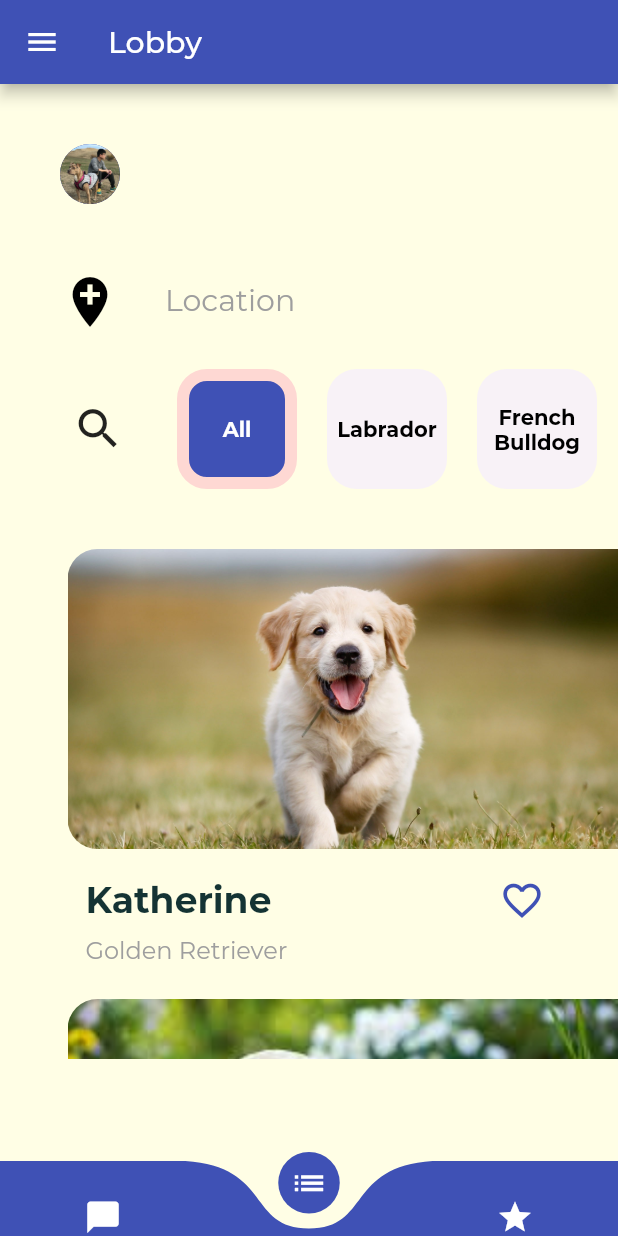
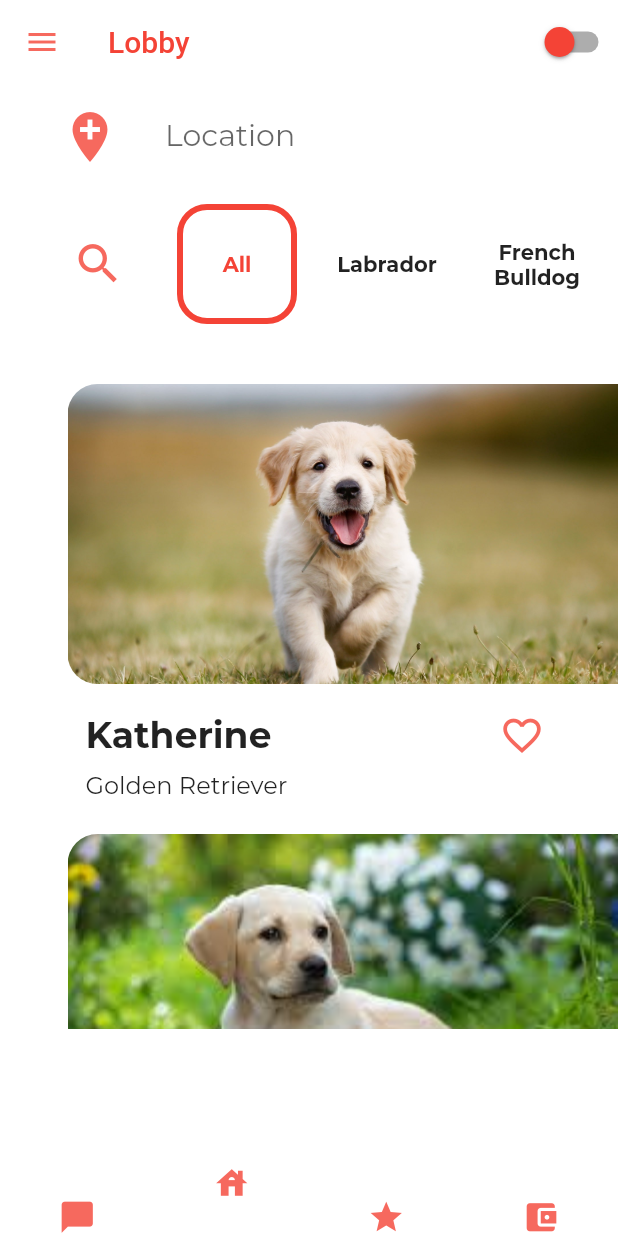
Before and after one commit to cyphercore-dev/Petom, a Flutter app: the screen it shows after launch, after a tap on "Login", on a phone screen of 412 x 824 dp. Run offline on Flutter 3.47's test engine with Material 2 defaults, Android fonts, the phone set to English and light mode, and no system bars; drawn by our look-alikes of curved_navigation_bar; our stand-ins replace simple_animations.

Commit message:
add night theme

```diff
--- a/lib/main.dart
+++ b/lib/main.dart
@@ -1,11 +1,13 @@
 import 'package:flutter/material.dart';
 import 'package:petom/dummy_data.dart';
 import 'package:petom/pages/login/login_page.dart';
-import 'package:petom/pages/login/widgets/tabs.dart';
+import 'package:petom/pages/lobby/widgets/tabs.dart';
 import 'package:petom/pages/wallet/wallet_page.dart';
 import 'package:petom/pages/user_profile/user_profile_page.dart';
 import 'package:petom/pages/pet_detail/pet_detail_page.dart';
+import 'package:provider/provider.dart';
 import './models/pet_model.dart';
+import 'providers/theme_provider.dart';
 
 void main() => runApp(MyApp());
 
@@ -37,29 +39,17 @@ class _MyAppState extends State<MyApp> {
   }
 
   @override
-  Widget build(BuildContext context) {
+  Widget build(BuildContext context) => ChangeNotifierProvider(
+      create: (context) => ThemeProvider(),
+      builder: (context, _) {
+        final themeProvider = Provider.of<ThemeProvider>(context);
+
         return MaterialApp(
           title: 'Petom',
           debugShowCheckedModeBanner: false,
-      theme: ThemeData(
-        // primaryColor: Color(0xFFFD6456),
-        primarySwatch: Colors.indigo,
-        accentColor: Colors.amber,
-        canvasColor: Color.fromRGBO(255, 254, 229, 1),
-        fontFamily: 'Montserrat',
-        textTheme: ThemeData.light().textTheme.copyWith(
-            body1: TextStyle(
-              color: Color.fromRGBO(20, 51, 51, 1),
-            ),
-            body2: TextStyle(
-              color: Color.fromRGBO(20, 51, 51, 1),
-            ),
-            title: TextStyle(
-              fontSize: 20,
-              fontFamily: 'Montserrat',
-              fontWeight: FontWeight.bold,
-            )),
-      ),
+          themeMode: themeProvider.themeMode,
+          theme: MyThemes.lightTheme,
+          darkTheme: MyThemes.darkTheme,
           // home: HomeScreen(),
           initialRoute: '/', // default is '/'
           routes: {
@@ -77,5 +67,5 @@ class _MyAppState extends State<MyApp> {
                 );
           },
         );
+      });
 }
-}
--- a/lib/pages/favourite/favs_page.dart
+++ b/lib/pages/favourite/favs_page.dart
@@ -11,7 +11,10 @@ class FavoritesScreen extends StatelessWidget {
   Widget build(BuildContext context) {
     if (favoritePets.isEmpty) {
       return Center(
-        child: Text('You have no favorites yet - start adding some!'),
+        child: Text(
+          'You have no favorites yet - start adding some!',
+          style: TextStyle(color: Theme.of(context).iconTheme.color),
+        ),
       );
     } else {
       return ListView.builder(
--- a/lib/pages/lobby/lobby_page.dart
+++ b/lib/pages/lobby/lobby_page.dart
@@ -1,9 +1,8 @@
 import 'package:flutter/material.dart';
+import 'package:petom/providers/theme_provider.dart';
 import './widgets/location.dart';
 import './widgets/filter.dart';
-import './widgets/user_profile_overview.dart';
 import './widgets/pet_list.dart';
-import 'package:petom/dummy_data.dart';
 
 class LobbyScreen extends StatelessWidget {
   static const routeName = '/lobby';
@@ -12,8 +11,8 @@ class LobbyScreen extends StatelessWidget {
   Widget build(BuildContext context) {
     return ListView(
       children: <Widget>[
-        ProfileOverview(DUMMY_OWNER),
-        SizedBox(height: 30.0),
+        // ProfileOverview(DUMMY_OWNER),
+        // SizedBox(height: 30.0),
         Location(),
         // Padding(
         //   padding: EdgeInsets.symmetric(horizontal: 40.0, vertical: 15.0),
--- /dev/null
+++ b/lib/pages/lobby/widgets/change_theme_buttom.dart
@@ -0,0 +1,20 @@
+import 'package:flutter/material.dart';
+import 'package:petom/providers/theme_provider.dart';
+import 'package:provider/provider.dart';
+
+class ChangeThemeButtonWidget extends StatelessWidget {
+  @override
+  Widget build(BuildContext context) {
+    final themeProvider = Provider.of<ThemeProvider>(context);
+
+    return Switch.adaptive(
+      value: themeProvider.isDarkMode,
+      onChanged: (value) {
+        final provider = Provider.of<ThemeProvider>(context, listen: false);
+        provider.toggleTheme(value);
+      },
+      activeColor: Theme.of(context).iconTheme.color,
+      inactiveThumbColor: Theme.of(context).iconTheme.color,
+    );
+  }
+}
--- a/lib/pages/lobby/widgets/location.dart
+++ b/lib/pages/lobby/widgets/location.dart
@@ -20,14 +20,13 @@ class Location extends StatelessWidget {
             padding: EdgeInsets.only(right: 30.0),
             child: Icon(
               Icons.add_location,
-              color: Colors.black,
+              color: Theme.of(context).iconTheme.color,
               size: 40.0,
             ),
           ),
           labelText: 'Location',
           labelStyle: TextStyle(
             fontSize: 20.0,
-            color: Colors.grey,
           ),
           // contentPadding: EdgeInsets.only(bottom: 20.0),
         ),
--- a/lib/pages/lobby/widgets/pet_breed_select.dart
+++ b/lib/pages/lobby/widgets/pet_breed_select.dart
@@ -20,13 +20,13 @@ class PetBreedSelect extends StatelessWidget {
         margin: EdgeInsets.all(10.0),
         width: 80.0,
         decoration: BoxDecoration(
-          color:
-              isSelected ? Theme.of(context).primaryColor : Color(0xFFF8F2F7),
+          // color: isSelected ? Color(0xFFFED8D3) : null,
           borderRadius: BorderRadius.circular(20.0),
           border: isSelected
               ? Border.all(
-                  width: 8.0,
-                  color: Color(0xFFFED8D3),
+                  width: 4.0,
+                  color:
+                      Theme.of(context).iconTheme.color, // Color(0xFFFED8D3),
                 )
               : null,
         ),
@@ -42,7 +42,8 @@ class PetBreedSelect extends StatelessWidget {
                       fontFamily: 'Montserrat',
                       fontSize: 14.0,
                       fontWeight: FontWeight.w600,
-                      color: isSelected ? Colors.white : Colors.black,
+                      color:
+                          isSelected ? Theme.of(context).iconTheme.color : null,
                     ),
                   ),
                 ),
--- a/lib/pages/lobby/widgets/pet_item.dart
+++ b/lib/pages/lobby/widgets/pet_item.dart
@@ -69,7 +69,7 @@ class PetItem extends StatelessWidget {
                   IconButton(
                       icon: Icon(Icons.favorite_border),
                       iconSize: 30.0,
-                      color: Theme.of(context).primaryColor,
+                      color: Theme.of(context).iconTheme.color,
                       // TO-DO: use provider to pass data around
                       onPressed: () => {} // toggleFavorite(pet.id),
                       ),
@@ -83,7 +83,6 @@ class PetItem extends StatelessWidget {
                 style: TextStyle(
                   fontFamily: 'Montserrat',
                   fontSize: 16.0,
-                  color: Colors.grey,
                 ),
               ),
             ),
--- a/lib/pages/lobby/widgets/pet_list.dart
+++ b/lib/pages/lobby/widgets/pet_list.dart
@@ -8,7 +8,7 @@ class PetList extends StatelessWidget {
   @override
   Widget build(BuildContext context) {
     return Container(
-      height: 360,
+      height: 450,
       child: ListView(
         padding: const EdgeInsets.only(left: 5, top: 20),
         children: DUMMY_PETS
--- a/lib/pages/login/widgets/tabs.dart
+++ b/lib/pages/lobby/widgets/tabs.dart
@@ -1,10 +1,12 @@
 import 'package:flutter/material.dart';
 import 'package:curved_navigation_bar/curved_navigation_bar.dart';
+import 'package:petom/pages/lobby/widgets/change_theme_buttom.dart';
 import 'package:petom/pages/shared/main_drawer.dart';
 import 'package:petom/pages/lobby/lobby_page.dart';
 import 'package:petom/pages/user_profile/user_profile_page.dart';
 import 'package:petom/pages/favourite/favs_page.dart';
 import 'package:petom/models/pet_model.dart';
+import 'package:petom/pages/wallet/wallet_page.dart';
 
 class TabsScreen extends StatefulWidget {
   static const routeName = '/tabs';
@@ -35,6 +37,10 @@ class _TabsScreenState extends State<TabsScreen> {
         'page': FavoritesScreen(widget.favoritePets),
         'title': 'Your Favorites',
       },
+      {
+        'page': WalletScreen(),
+        'title': 'Wallet',
+      },
     ];
     super.initState();
   }
@@ -49,7 +55,17 @@ class _TabsScreenState extends State<TabsScreen> {
   Widget build(BuildContext context) {
     return Scaffold(
         appBar: AppBar(
-          title: Text(_pages[_selectedPageIndex]['title']),
+          iconTheme: Theme.of(context).iconTheme,
+          backgroundColor: Colors.transparent,
+          leading: Icon(Icons.menu),
+          title: Text(_pages[_selectedPageIndex]['title'],
+              style: TextStyle(
+                color: Theme.of(context).iconTheme.color,
+              )),
+          elevation: 0,
+          actions: [
+            ChangeThemeButtonWidget(),
+          ],
         ),
         drawer: MainDrawer(),
         body: _pages[_selectedPageIndex]['page'],
@@ -74,25 +90,30 @@ class _TabsScreenState extends State<TabsScreen> {
         //   ],
         // ),
         bottomNavigationBar: CurvedNavigationBar(
-          color: Colors.indigo,
-          backgroundColor: Color.fromRGBO(255, 254, 229, 1),
-          //buttonBackgroundColor: ,
+          color: Theme.of(context).scaffoldBackgroundColor,
+          backgroundColor: Theme.of(context).scaffoldBackgroundColor,
+          buttonBackgroundColor: Theme.of(context).scaffoldBackgroundColor,
           height: 50,
           items: <Widget>[
             Icon(
               Icons.chat_bubble,
               size: 25,
-              color: Colors.white,
+              color: Theme.of(context).iconTheme.color,
             ),
             Icon(
-              Icons.list,
+              Icons.house,
               size: 25,
-              color: Colors.white,
+              color: Theme.of(context).iconTheme.color,
             ),
             Icon(
               Icons.star,
               size: 25,
-              color: Colors.white,
+              color: Theme.of(context).iconTheme.color,
+            ),
+            Icon(
+              Icons.account_balance_wallet,
+              size: 25,
+              color: Theme.of(context).iconTheme.color,
             ),
           ],
           index: 1,
--- a/lib/pages/login/login_page.dart
+++ b/lib/pages/login/login_page.dart
@@ -1,6 +1,6 @@
 import 'package:flutter/material.dart';
 import 'package:petom/animations/fade_animation.dart';
-import 'package:petom/pages/login/widgets/tabs.dart';
+import 'package:petom/pages/lobby/widgets/tabs.dart';
 
 class LoginScreen extends StatelessWidget {
   static const routeName = '/login';
--- /dev/null
+++ b/lib/providers/theme_provider.dart
@@ -0,0 +1,56 @@
+import 'package:flutter/material.dart';
+import 'package:flutter/scheduler.dart';
+
+class ThemeProvider extends ChangeNotifier {
+  ThemeMode themeMode = ThemeMode.system;
+
+  bool get isDarkMode {
+    if (themeMode == ThemeMode.system) {
+      final brightness = SchedulerBinding.instance.window.platformBrightness;
+      return brightness == Brightness.dark;
+    } else {
+      return themeMode == ThemeMode.dark;
+    }
+  }
+
+  void toggleTheme(bool isOn) {
+    themeMode = isOn ? ThemeMode.dark : ThemeMode.light;
+    notifyListeners();
+  }
+}
+
+class MyThemes {
+  static final darkTheme = ThemeData(
+    scaffoldBackgroundColor: Colors.grey.shade900,
+    primaryColor: Colors.black,
+    colorScheme: ColorScheme.dark(),
+    iconTheme: IconThemeData(color: Colors.purple.shade200, opacity: 0.8),
+  );
+
+  static final lightTheme = ThemeData(
+    scaffoldBackgroundColor: Colors.white,
+    primaryColor: Color(0xFFFD6456),
+    colorScheme: ColorScheme.light(),
+    iconTheme: IconThemeData(color: Colors.red, opacity: 0.8),
+  );
+}
+
+// theme: ThemeData(
+//   // primaryColor: Color(0xFFFD6456),
+//   primarySwatch: Colors.indigo,
+//   accentColor: Colors.amber,
+//   canvasColor: Color.fromRGBO(255, 254, 229, 1),
+//   fontFamily: 'Montserrat',
+//   textTheme: ThemeData.light().textTheme.copyWith(
+//       body1: TextStyle(
+//         color: Color.fromRGBO(20, 51, 51, 1),
+//       ),
+//       body2: TextStyle(
+//         color: Color.fromRGBO(20, 51, 51, 1),
+//       ),
+//       title: TextStyle(
+//         fontSize: 20,
+//         fontFamily: 'Montserrat',
+//         fontWeight: FontWeight.bold,
+//       )),
+// ),
--- a/pubspec.yaml
+++ b/pubspec.yaml
@@ -26,6 +26,7 @@ dependencies:
   simple_animations: ^1.3.3
   cupertino_icons: ^0.1.2
   curved_navigation_bar: ^0.3.2
+  provider: ^4.3.3
 
 dev_dependencies:
   flutter_test:
```
Also changed, not shown: lib/pages/shared/main_drawer.dart (+14 -10 lines), lib/pages/user_profile/user_profile_page.dart (+8 -7 lines), lib/pages/wallet/wallet_page.dart (+8 -9 lines), pubspec.lock, 1 other file. Lines whose indentation alone changed are shown as unchanged.
